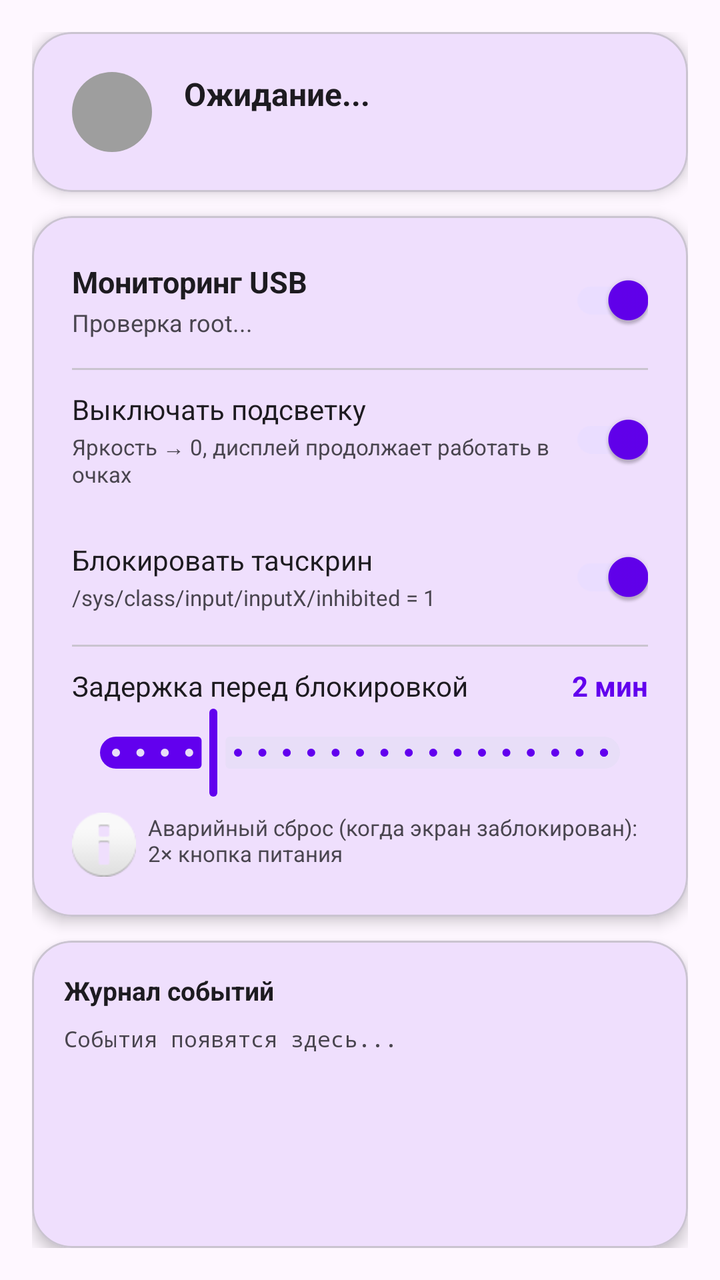
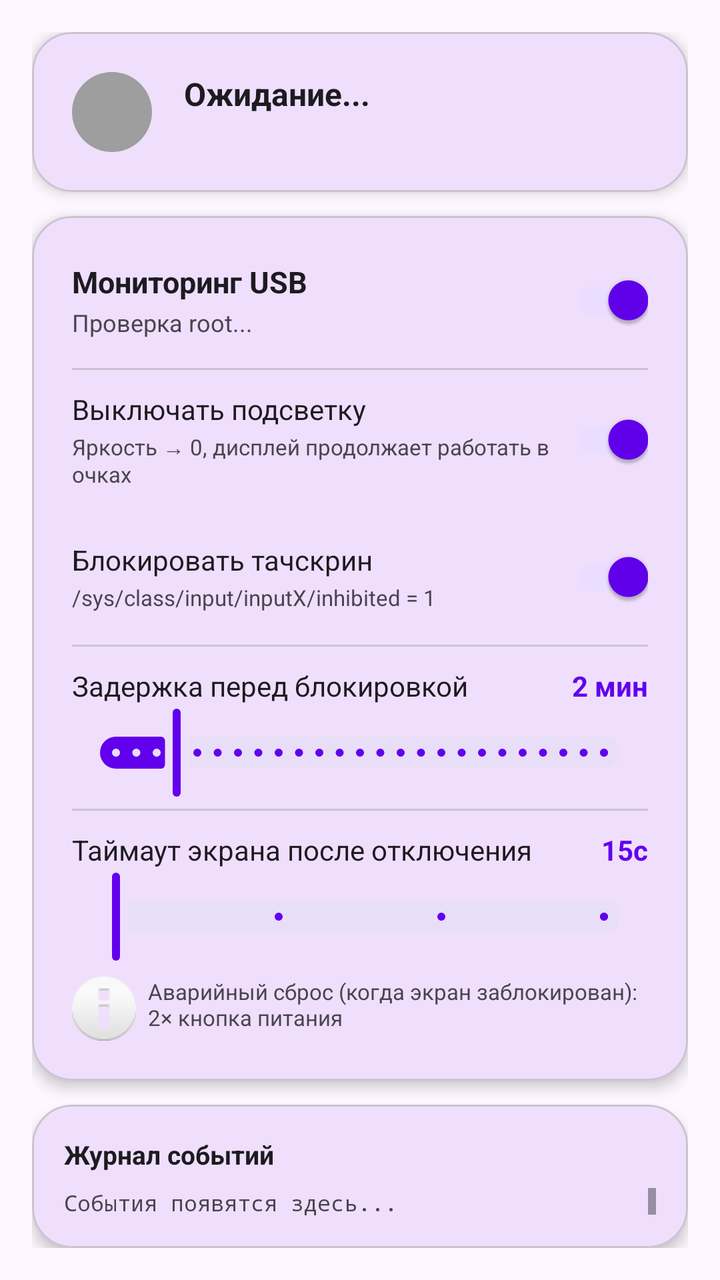

Screens rendered from an Android XML layout before and after an edit, with the pre-edit source and the edit as a unified diff.
<!-- AndroidManifest.xml: application theme Theme.VRapp -->
<!-- res/layout/activity_main.xml -->
<?xml version="1.0" encoding="utf-8"?>
<LinearLayout xmlns:android="http://schemas.android.com/apk/res/android"
    xmlns:app="http://schemas.android.com/apk/res-auto"
    android:layout_width="match_parent"
    android:layout_height="match_parent"
    android:orientation="vertical"
    android:padding="16dp"
    android:background="?attr/colorSurface">

    
    <com.google.android.material.card.MaterialCardView
        android:layout_width="match_parent"
        android:layout_height="wrap_content"
        android:layout_marginBottom="12dp"
        app:cardCornerRadius="20dp"
        app:cardElevation="4dp">

        <LinearLayout
            android:layout_width="match_parent"
            android:layout_height="wrap_content"
            android:orientation="horizontal"
            android:gravity="center_vertical"
            android:padding="20dp">

            <View
                android:id="@+id/statusDot"
                android:layout_width="40dp"
                android:layout_height="40dp"
                android:layout_marginEnd="16dp"
                android:background="@drawable/circle_disconnected" />

            <LinearLayout
                android:layout_width="0dp"
                android:layout_height="wrap_content"
                android:layout_weight="1"
                android:orientation="vertical">

                <TextView
                    android:id="@+id/statusText"
                    android:layout_width="wrap_content"
                    android:layout_height="wrap_content"
                    android:textSize="16sp"
                    android:textStyle="bold"
                    android:textColor="?attr/colorOnSurface"
                    android:text="Ожидание..." />

                <TextView
                    android:id="@+id/statusSubtext"
                    android:layout_width="wrap_content"
                    android:layout_height="wrap_content"
                    android:layout_marginTop="2dp"
                    android:textSize="12sp"
                    android:textColor="?attr/colorOnSurfaceVariant"
                    android:text="" />
            </LinearLayout>
        </LinearLayout>
    </com.google.android.material.card.MaterialCardView>

    
    <com.google.android.material.card.MaterialCardView
        android:layout_width="match_parent"
        android:layout_height="wrap_content"
        android:layout_marginBottom="12dp"
        app:cardCornerRadius="20dp"
        app:cardElevation="4dp">

        <LinearLayout
            android:layout_width="match_parent"
            android:layout_height="wrap_content"
            android:orientation="vertical"
            android:padding="8dp">

            
            <LinearLayout
                android:layout_width="match_parent"
                android:layout_height="wrap_content"
                android:orientation="horizontal"
                android:gravity="center_vertical"
                android:paddingHorizontal="12dp"
                android:paddingVertical="10dp">

                <LinearLayout
                    android:layout_width="0dp"
                    android:layout_height="wrap_content"
                    android:layout_weight="1"
                    android:orientation="vertical">

                    <TextView
                        android:layout_width="wrap_content"
                        android:layout_height="wrap_content"
                        android:text="Мониторинг USB"
                        android:textSize="15sp"
                        android:textStyle="bold"
                        android:textColor="?attr/colorOnSurface" />

                    <TextView
                        android:id="@+id/rootStatusText"
                        android:layout_width="wrap_content"
                        android:layout_height="wrap_content"
                        android:layout_marginTop="2dp"
                        android:text="Проверка root..."
                        android:textSize="12sp" />
                </LinearLayout>

                <com.google.android.material.switchmaterial.SwitchMaterial
                    android:id="@+id/switchEnabled"
                    android:layout_width="wrap_content"
                    android:layout_height="wrap_content"
                    android:checked="true" />
            </LinearLayout>

            <View
                android:layout_width="match_parent"
                android:layout_height="1dp"
                android:layout_marginHorizontal="12dp"
                android:background="?attr/colorOutlineVariant" />

            
            <LinearLayout
                android:layout_width="match_parent"
                android:layout_height="wrap_content"
                android:orientation="horizontal"
                android:gravity="center_vertical"
                android:paddingHorizontal="12dp"
                android:paddingVertical="10dp">

                <LinearLayout
                    android:layout_width="0dp"
                    android:layout_height="wrap_content"
                    android:layout_weight="1"
                    android:orientation="vertical">

                    <TextView
                        android:layout_width="wrap_content"
                        android:layout_height="wrap_content"
                        android:text="Выключать подсветку"
                        android:textSize="14sp"
                        android:textColor="?attr/colorOnSurface" />

                    <TextView
                        android:layout_width="wrap_content"
                        android:layout_height="wrap_content"
                        android:layout_marginTop="2dp"
                        android:text="Яркость → 0, дисплей продолжает работать в очках"
                        android:textSize="11sp"
                        android:textColor="?attr/colorOnSurfaceVariant" />
                </LinearLayout>

                <com.google.android.material.switchmaterial.SwitchMaterial
                    android:id="@+id/switchScreenOff"
                    android:layout_width="wrap_content"
                    android:layout_height="wrap_content"
                    android:checked="true" />
            </LinearLayout>

            
            <LinearLayout
                android:layout_width="match_parent"
                android:layout_height="wrap_content"
                android:orientation="horizontal"
                android:gravity="center_vertical"
                android:paddingHorizontal="12dp"
                android:paddingVertical="10dp">

                <LinearLayout
                    android:layout_width="0dp"
                    android:layout_height="wrap_content"
                    android:layout_weight="1"
                    android:orientation="vertical">

                    <TextView
                        android:layout_width="wrap_content"
                        android:layout_height="wrap_content"
                        android:text="Блокировать тачскрин"
                        android:textSize="14sp"
                        android:textColor="?attr/colorOnSurface" />

                    <TextView
                        android:layout_width="wrap_content"
                        android:layout_height="wrap_content"
                        android:layout_marginTop="2dp"
                        android:text="/sys/class/input/inputX/inhibited = 1"
                        android:textSize="11sp"
                        android:textColor="?attr/colorOnSurfaceVariant" />
                </LinearLayout>

                <com.google.android.material.switchmaterial.SwitchMaterial
                    android:id="@+id/switchBlockTouch"
                    android:layout_width="wrap_content"
                    android:layout_height="wrap_content"
                    android:checked="true" />
            </LinearLayout>

            <View
                android:layout_width="match_parent"
                android:layout_height="1dp"
                android:layout_marginHorizontal="12dp"
                android:background="?attr/colorOutlineVariant" />

            
            <LinearLayout
                android:layout_width="match_parent"
                android:layout_height="wrap_content"
                android:orientation="vertical"
                android:paddingHorizontal="12dp"
                android:paddingTop="10dp"
                android:paddingBottom="4dp">

                <LinearLayout
                    android:layout_width="match_parent"
                    android:layout_height="wrap_content"
                    android:orientation="horizontal"
                    android:gravity="center_vertical">

                    <TextView
                        android:layout_width="0dp"
                        android:layout_height="wrap_content"
                        android:layout_weight="1"
                        android:text="Задержка перед блокировкой"
                        android:textSize="14sp"
                        android:textColor="?attr/colorOnSurface" />

                    <TextView
                        android:id="@+id/delayValueText"
                        android:layout_width="wrap_content"
                        android:layout_height="wrap_content"
                        android:text="2 мин"
                        android:textSize="14sp"
                        android:textStyle="bold"
                        android:textColor="?attr/colorPrimary" />
                </LinearLayout>

                <com.google.android.material.slider.Slider
                    android:id="@+id/delaySlider"
                    android:layout_width="match_parent"
                    android:layout_height="wrap_content"
                    android:valueFrom="0"
                    android:valueTo="600"
                    android:stepSize="30"
                    android:value="120" />
            </LinearLayout>

            
            <TextView
                android:layout_width="match_parent"
                android:layout_height="wrap_content"
                android:paddingHorizontal="12dp"
                android:paddingTop="2dp"
                android:paddingBottom="12dp"
                android:text="Аварийный сброс (когда экран заблокирован): 2× кнопка питания"
                android:textSize="11sp"
                android:textColor="?attr/colorOnSurfaceVariant"
                android:drawablePadding="6dp"
                android:drawableStart="@android:drawable/ic_dialog_info" />

        </LinearLayout>
    </com.google.android.material.card.MaterialCardView>

    
    <com.google.android.material.card.MaterialCardView
        android:layout_width="match_parent"
        android:layout_height="0dp"
        android:layout_weight="1"
        app:cardCornerRadius="20dp"
        app:cardElevation="4dp">

        <LinearLayout
            android:layout_width="match_parent"
            android:layout_height="match_parent"
            android:orientation="vertical"
            android:padding="16dp">

            <TextView
                android:layout_width="wrap_content"
                android:layout_height="wrap_content"
                android:text="Журнал событий"
                android:textSize="13sp"
                android:textStyle="bold"
                android:textColor="?attr/colorOnSurface"
                android:layout_marginBottom="8dp" />

            <ScrollView
                android:id="@+id/logScrollView"
                android:layout_width="match_parent"
                android:layout_height="match_parent">

                <TextView
                    android:id="@+id/logText"
                    android:layout_width="match_parent"
                    android:layout_height="wrap_content"
                    android:fontFamily="monospace"
                    android:textSize="11sp"
                    android:textColor="?attr/colorOnSurfaceVariant"
                    android:lineSpacingExtra="3dp"
                    android:text="События появятся здесь..." />
            </ScrollView>
        </LinearLayout>
    </com.google.android.material.card.MaterialCardView>

</LinearLayout>
<!-- resources referenced by this layout -->
<resources>
  <!-- drawable circle_disconnected (drawable) -->
  <?xml version="1.0" encoding="utf-8"?>
  <shape xmlns:android="http://schemas.android.com/apk/res/android"
      android:shape="oval">
      <solid android:color="@color/color_disconnected" />
  </shape>
  <style name="Theme.VRapp" parent="Theme.Material3.DayNight.NoActionBar">
          <item name="colorPrimary">@color/purple_500</item>
          <item name="colorPrimaryVariant">@color/purple_700</item>
          <item name="colorOnPrimary">@color/white</item>
          <item name="colorSecondary">@color/teal_200</item>
          <item name="colorSecondaryVariant">@color/teal_700</item>
          <item name="colorOnSecondary">@color/black</item>
          <item name="android:statusBarColor">?attr/colorPrimaryVariant</item>
      </style>
  <color name="color_disconnected">#9E9E9E</color>
  <color name="purple_500">#FF6200EE</color>
  <color name="purple_700">#FF3700B3</color>
  <color name="white">#FFFFFFFF</color>
  <color name="teal_200">#FF03DAC5</color>
  <color name="teal_700">#FF018786</color>
  <color name="black">#FF000000</color>
</resources>

<!-- the commit's change to res/layout/activity_main.xml (unified diff, before → after) -->
@@ -235,9 +235,58 @@
                     android:layout_width="match_parent"
                     android:layout_height="wrap_content"
                     android:valueFrom="0"
-                    android:valueTo="600"
-                    android:stepSize="30"
-                    android:value="120" />
+                    android:valueTo="120"
+                    android:stepSize="5"
+                    android:value="15" />
+            </LinearLayout>
+
+            <View
+                android:layout_width="match_parent"
+                android:layout_height="1dp"
+                android:layout_marginHorizontal="12dp"
+                android:background="?attr/colorOutlineVariant" />
+
+            
+            <LinearLayout
+                android:layout_width="match_parent"
+                android:layout_height="wrap_content"
+                android:orientation="vertical"
+                android:paddingHorizontal="12dp"
+                android:paddingTop="10dp"
+                android:paddingBottom="4dp">
+
+                <LinearLayout
+                    android:layout_width="match_parent"
+                    android:layout_height="wrap_content"
+                    android:orientation="horizontal"
+                    android:gravity="center_vertical">
+
+                    <TextView
+                        android:layout_width="0dp"
+                        android:layout_height="wrap_content"
+                        android:layout_weight="1"
+                        android:text="Таймаут экрана после отключения"
+                        android:textSize="14sp"
+                        android:textColor="?attr/colorOnSurface" />
+
+                    <TextView
+                        android:id="@+id/restoreTimeoutValueText"
+                        android:layout_width="wrap_content"
+                        android:layout_height="wrap_content"
+                        android:text="15с"
+                        android:textSize="14sp"
+                        android:textStyle="bold"
+                        android:textColor="?attr/colorPrimary" />
+                </LinearLayout>
+
+                <com.google.android.material.slider.Slider
+                    android:id="@+id/restoreTimeoutSlider"
+                    android:layout_width="match_parent"
+                    android:layout_height="wrap_content"
+                    android:valueFrom="15"
+                    android:valueTo="60"
+                    android:stepSize="15"
+                    android:value="15" />
             </LinearLayout>
 
             
